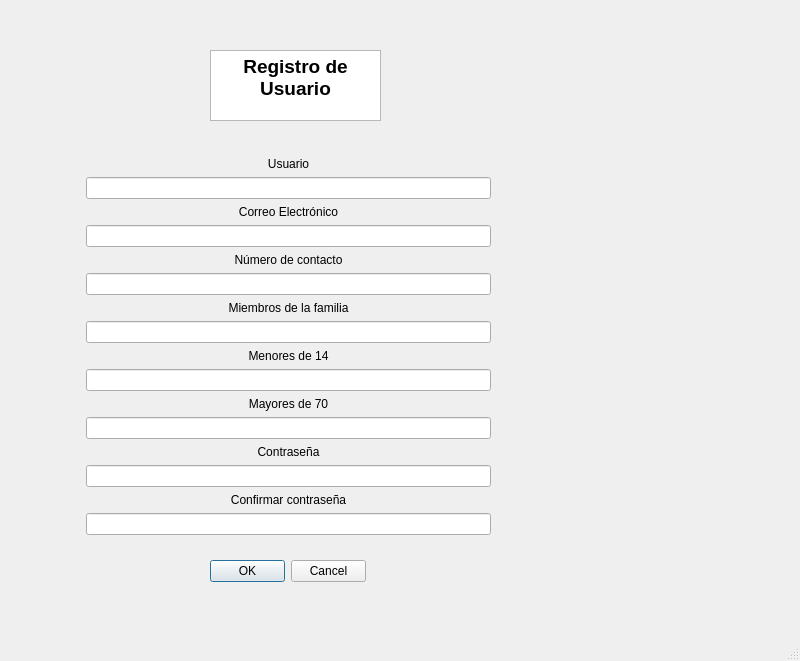
This is ui/RegistroUsuario.ui in acarreteroc99/PisciGo as Qt 5 draws it before an edit. The edited form follows.
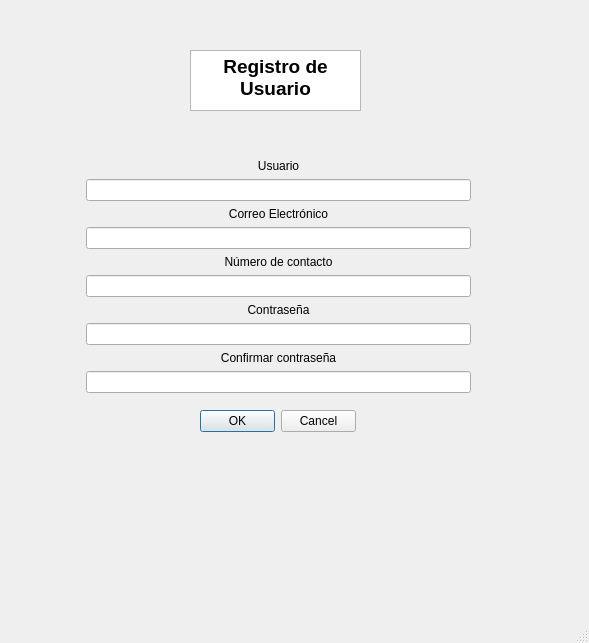
This is the edited form.

Commit message: El registro funciona, me queda nada para terminar el login

Patch:
```diff
--- a/ui/RegistroUsuario.ui
+++ b/ui/RegistroUsuario.ui
@@ -6,8 +6,8 @@
    <rect>
     <x>0</x>
     <y>0</y>
-    <width>800</width>
-    <height>661</height>
+    <width>589</width>
+    <height>643</height>
    </rect>
   </property>
   <property name="windowTitle">
@@ -18,9 +18,9 @@
     <property name="geometry">
      <rect>
       <x>80</x>
-      <y>140</y>
-      <width>411</width>
-      <height>411</height>
+      <y>130</y>
+      <width>391</width>
+      <height>291</height>
      </rect>
     </property>
     <layout class="QFormLayout" name="formLayout">
@@ -64,52 +64,6 @@
        </property>
       </widget>
      </item>
-     <item row="12" column="1">
-      <widget class="QLabel" name="contrasenaLabel">
-       <property name="text">
-        <string>Contraseña</string>
-       </property>
-       <property name="alignment">
-        <set>Qt::AlignCenter</set>
-       </property>
-      </widget>
-     </item>
-     <item row="13" column="1">
-      <widget class="QLineEdit" name="contrasenaLineEdit">
-       <property name="text">
-        <string/>
-       </property>
-       <property name="echoMode">
-        <enum>QLineEdit::Password</enum>
-       </property>
-       <property name="alignment">
-        <set>Qt::AlignCenter</set>
-       </property>
-      </widget>
-     </item>
-     <item row="14" column="1">
-      <widget class="QLabel" name="confContrasenaLabel">
-       <property name="text">
-        <string>Confirmar contraseña</string>
-       </property>
-       <property name="alignment">
-        <set>Qt::AlignCenter</set>
-       </property>
-      </widget>
-     </item>
-     <item row="15" column="1">
-      <widget class="QLineEdit" name="confContrasenaLineEdit">
-       <property name="text">
-        <string/>
-       </property>
-       <property name="echoMode">
-        <enum>QLineEdit::Password</enum>
-       </property>
-       <property name="alignment">
-        <set>Qt::AlignCenter</set>
-       </property>
-      </widget>
-     </item>
      <item row="4" column="1">
       <widget class="QLabel" name="numContactLabel">
        <property name="text">
@@ -127,17 +81,23 @@
        </property>
       </widget>
      </item>
-     <item row="7" column="1">
-      <widget class="QLineEdit" name="numFamLineEdit">
-       <property name="alignment">
-        <set>Qt::AlignCenter</set>
-       </property>
-      </widget>
-     </item>
      <item row="6" column="1">
-      <widget class="QLabel" name="numFamLabel">
+      <widget class="QLabel" name="contrasenaLabel">
        <property name="text">
-        <string>Miembros de la familia</string>
+        <string>Contraseña</string>
+       </property>
+       <property name="alignment">
+        <set>Qt::AlignCenter</set>
+       </property>
+      </widget>
+     </item>
+     <item row="7" column="1">
+      <widget class="QLineEdit" name="contrasenaLineEdit">
+       <property name="text">
+        <string/>
+       </property>
+       <property name="echoMode">
+        <enum>QLineEdit::Password</enum>
        </property>
        <property name="alignment">
         <set>Qt::AlignCenter</set>
@@ -145,9 +105,9 @@
       </widget>
      </item>
      <item row="8" column="1">
-      <widget class="QLabel" name="label">
+      <widget class="QLabel" name="confContrasenaLabel">
        <property name="text">
-        <string>Menores de 14</string>
+        <string>Confirmar contraseña</string>
        </property>
        <property name="alignment">
         <set>Qt::AlignCenter</set>
@@ -155,23 +115,12 @@
       </widget>
      </item>
      <item row="9" column="1">
-      <widget class="QLineEdit" name="lineEdit">
-       <property name="alignment">
-        <set>Qt::AlignCenter</set>
-       </property>
-      </widget>
-     </item>
-     <item row="11" column="1">
-      <widget class="QLineEdit" name="lineEdit_2">
-       <property name="alignment">
-        <set>Qt::AlignCenter</set>
-       </property>
-      </widget>
-     </item>
-     <item row="10" column="1">
-      <widget class="QLabel" name="label_2">
+      <widget class="QLineEdit" name="confContrasenaLineEdit">
        <property name="text">
-        <string>Mayores de 70</string>
+        <string/>
+       </property>
+       <property name="echoMode">
+        <enum>QLineEdit::Password</enum>
        </property>
        <property name="alignment">
         <set>Qt::AlignCenter</set>
@@ -183,8 +132,8 @@
    <widget class="QDialogButtonBox" name="buttonBox">
     <property name="geometry">
      <rect>
-      <x>210</x>
-      <y>560</y>
+      <x>200</x>
+      <y>410</y>
       <width>156</width>
       <height>23</height>
      </rect>
@@ -196,17 +145,17 @@
    <widget class="QTextEdit" name="textEdit">
     <property name="geometry">
      <rect>
-      <x>210</x>
+      <x>190</x>
       <y>50</y>
       <width>171</width>
-      <height>71</height>
+      <height>61</height>
      </rect>
     </property>
     <property name="html">
      <string>&lt;!DOCTYPE HTML PUBLIC &quot;-//W3C//DTD HTML 4.0//EN&quot; &quot;http://www.w3.org/TR/REC-html40/strict.dtd&quot;&gt;
 &lt;html&gt;&lt;head&gt;&lt;meta name=&quot;qrichtext&quot; content=&quot;1&quot; /&gt;&lt;style type=&quot;text/css&quot;&gt;
 p, li { white-space: pre-wrap; }
-&lt;/style&gt;&lt;/head&gt;&lt;body style=&quot; font-family:'MS Shell Dlg 2'; font-size:7.8pt; font-weight:400; font-style:normal;&quot;&gt;
+&lt;/style&gt;&lt;/head&gt;&lt;body style=&quot; font-family:'MS Shell Dlg 2'; font-size:8.25pt; font-weight:400; font-style:normal;&quot;&gt;
 &lt;p align=&quot;center&quot; style=&quot; margin-top:0px; margin-bottom:0px; margin-left:0px; margin-right:0px; -qt-block-indent:0; text-indent:0px;&quot;&gt;&lt;span style=&quot; font-size:14pt; font-weight:600;&quot;&gt;Registro de Usuario&lt;/span&gt;&lt;/p&gt;&lt;/body&gt;&lt;/html&gt;</string>
     </property>
    </widget>
```
Left out of the diff: 4 changed lines with no effect on the pictures. The commit also changes 6 other files.
